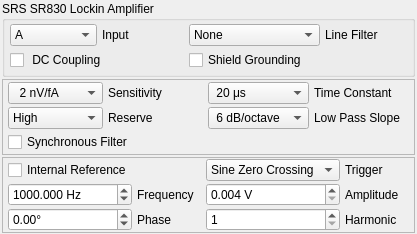
davidgrier/QInstrument, file SR830Widget.ui: the form before one commit.
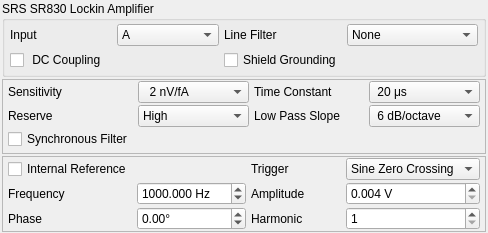
The form after the commit.

Commit message: Apply GUI standards

```diff
--- a/SR830Widget.ui
+++ b/SR830Widget.ui
@@ -6,8 +6,8 @@
    <rect>
     <x>0</x>
     <y>0</y>
-    <width>417</width>
-    <height>234</height>
+    <width>488</width>
+    <height>233</height>
    </rect>
   </property>
   <property name="windowTitle">
@@ -54,6 +54,26 @@
        <number>2</number>
       </property>
       <item row="0" column="0">
+       <widget class="QLabel" name="input_configurationLabel">
+        <property name="text">
+         <string>Input</string>
+        </property>
+        <property name="buddy">
+         <cstring>input_configuration</cstring>
+        </property>
+       </widget>
+      </item>
+      <item row="0" column="2">
+       <widget class="QLabel" name="line_filterLabel">
+        <property name="text">
+         <string>Line Filter</string>
+        </property>
+        <property name="buddy">
+         <cstring>line_filter</cstring>
+        </property>
+       </widget>
+      </item>
+      <item row="0" column="1">
        <widget class="QComboBox" name="input_configuration">
         <item>
          <property name="text">
@@ -78,26 +98,6 @@
        </widget>
       </item>
       <item row="0" column="3">
-       <widget class="QLabel" name="line_filterLabel">
-        <property name="text">
-         <string>Line Filter</string>
-        </property>
-        <property name="buddy">
-         <cstring>line_filter</cstring>
-        </property>
-       </widget>
-      </item>
-      <item row="0" column="1">
-       <widget class="QLabel" name="input_configurationLabel">
-        <property name="text">
-         <string>Input</string>
-        </property>
-        <property name="buddy">
-         <cstring>input_configuration</cstring>
-        </property>
-       </widget>
-      </item>
-      <item row="0" column="2">
        <widget class="QComboBox" name="line_filter">
         <item>
          <property name="text">
@@ -121,7 +121,7 @@
         </item>
        </widget>
       </item>
-      <item row="1" column="0" colspan="2">
+      <item row="1" column="0">
        <widget class="QCheckBox" name="dc_coupling">
         <property name="text">
          <string> DC Coupling</string>
@@ -165,77 +165,17 @@
       <property name="verticalSpacing">
        <number>2</number>
       </property>
-      <item row="3" column="2">
-       <widget class="QComboBox" name="low_pass_slope">
-        <item>
-         <property name="text">
-          <string> 6 dB/octave</string>
-         </property>
-        </item>
-        <item>
-         <property name="text">
-          <string>12 dB/octave</string>
-         </property>
-        </item>
-        <item>
-         <property name="text">
-          <string>18 dB/octave</string>
-         </property>
-        </item>
-        <item>
-         <property name="text">
-          <string>24 dB/octave</string>
-         </property>
-        </item>
-       </widget>
-      </item>
-      <item row="3" column="1">
-       <widget class="QLabel" name="dynamic_reserveLabel">
-        <property name="text">
-         <string>Reserve</string>
-        </property>
-        <property name="buddy">
-         <cstring>dynamic_reserve</cstring>
-        </property>
-       </widget>
-      </item>
-      <item row="4" column="0" colspan="3">
-       <widget class="QCheckBox" name="synchronous_filter">
-        <property name="text">
-         <string>Synchronous Filter</string>
-        </property>
-       </widget>
-      </item>
-      <item row="3" column="3">
-       <widget class="QLabel" name="low_pass_slopeLabel">
-        <property name="text">
-         <string>Low Pass Slope</string>
-        </property>
-        <property name="buddy">
-         <cstring>low_pass_slope</cstring>
-        </property>
-       </widget>
-      </item>
-      <item row="3" column="0">
-       <widget class="QComboBox" name="dynamic_reserve">
-        <item>
-         <property name="text">
-          <string>High</string>
-         </property>
-        </item>
-        <item>
-         <property name="text">
-          <string>Normal</string>
-         </property>
-        </item>
-        <item>
-         <property name="text">
-          <string>Low Noise</string>
-         </property>
-        </item>
-       </widget>
-      </item>
       <item row="0" column="0">
+       <widget class="QLabel" name="sensitivityLabel">
+        <property name="text">
+         <string>Sensitivity</string>
+        </property>
+        <property name="buddy">
+         <cstring>sensitivity</cstring>
+        </property>
+       </widget>
+      </item>
+      <item row="0" column="1">
        <widget class="QComboBox" name="sensitivity">
         <item>
          <property name="text">
@@ -374,17 +314,17 @@
         </item>
        </widget>
       </item>
-      <item row="0" column="1">
-       <widget class="QLabel" name="sensitivityLabel">
+      <item row="0" column="2">
+       <widget class="QLabel" name="time_constantLabel">
         <property name="text">
-         <string>Sensitivity</string>
+         <string>Time Constant</string>
         </property>
         <property name="buddy">
          <cstring>sensitivity</cstring>
         </property>
        </widget>
       </item>
-      <item row="0" column="2">
+      <item row="0" column="3">
        <widget class="QComboBox" name="time_constant">
         <item>
          <property name="text">
@@ -488,13 +428,73 @@
         </item>
        </widget>
       </item>
-      <item row="0" column="3">
-       <widget class="QLabel" name="time_constantLabel">
+      <item row="1" column="0">
+       <widget class="QLabel" name="dynamic_reserveLabel">
         <property name="text">
-         <string>Time Constant</string>
+         <string>Reserve</string>
         </property>
         <property name="buddy">
-         <cstring>time_constant</cstring>
+         <cstring>dynamic_reserve</cstring>
+        </property>
+       </widget>
+      </item>
+      <item row="1" column="1">
+       <widget class="QComboBox" name="dynamic_reserve">
+        <item>
+         <property name="text">
+          <string>High</string>
+         </property>
+        </item>
+        <item>
+         <property name="text">
+          <string>Normal</string>
+         </property>
+        </item>
+        <item>
+         <property name="text">
+          <string>Low Noise</string>
+         </property>
+        </item>
+       </widget>
+      </item>
+      <item row="1" column="2">
+       <widget class="QLabel" name="low_pass_slopeLabel">
+        <property name="text">
+         <string>Low Pass Slope</string>
+        </property>
+        <property name="buddy">
+         <cstring>low_pass_slope</cstring>
+        </property>
+       </widget>
+      </item>
+      <item row="1" column="3">
+       <widget class="QComboBox" name="low_pass_slope">
+        <item>
+         <property name="text">
+          <string> 6 dB/octave</string>
+         </property>
+        </item>
+        <item>
+         <property name="text">
+          <string>12 dB/octave</string>
+         </property>
+        </item>
+        <item>
+         <property name="text">
+          <string>18 dB/octave</string>
+         </property>
+        </item>
+        <item>
+         <property name="text">
+          <string>24 dB/octave</string>
+         </property>
+        </item>
+       </widget>
+      </item>
+      <item row="2" column="0">
+       <widget class="QCheckBox" name="synchronous_filter">
+        <property name="text">
+         <string>Synchronous Filter</string>
         </property>
        </widget>
       </item>
@@ -529,6 +529,45 @@
        <number>2</number>
       </property>
       <item row="0" column="2">
+       <widget class="QLabel" name="reference_triggerLabel">
+        <property name="text">
+         <string>Trigger</string>
+        </property>
+        <property name="buddy">
+         <cstring>reference_trigger</cstring>
+        </property>
+       </widget>
+      </item>
+      <item row="0" column="0">
+       <widget class="QCheckBox" name="internal_reference">
+        <property name="text">
+         <string>Internal Reference</string>
+        </property>
+        <property name="checkable">
+         <bool>true</bool>
+        </property>
+       </widget>
+      </item>
+      <item row="1" column="3">
+       <widget class="QDoubleSpinBox" name="amplitude">
+        <property name="suffix">
+         <string> V</string>
+        </property>
+        <property name="decimals">
+         <number>3</number>
+        </property>
+        <property name="minimum">
+         <double>0.004000000000000</double>
+        </property>
+        <property name="maximum">
+         <double>4.000000000000000</double>
+        </property>
+        <property name="singleStep">
+         <double>0.002000000000000</double>
+        </property>
+       </widget>
+      </item>
+      <item row="0" column="3">
        <widget class="QComboBox" name="reference_trigger">
         <item>
          <property name="text">
@@ -547,17 +586,17 @@
         </item>
        </widget>
       </item>
-      <item row="0" column="3">
-       <widget class="QLabel" name="reference_triggerLabel">
+      <item row="1" column="2">
+       <widget class="QLabel" name="amplitudeLabel">
         <property name="text">
-         <string>Trigger</string>
+         <string>Amplitude</string>
         </property>
         <property name="buddy">
          <cstring>reference_trigger</cstring>
         </property>
        </widget>
       </item>
-      <item row="1" column="0">
+      <item row="1" column="1">
        <widget class="QDoubleSpinBox" name="frequency">
         <property name="suffix">
          <string> Hz</string>
@@ -576,7 +615,7 @@
         </property>
        </widget>
       </item>
-      <item row="1" column="1">
+      <item row="1" column="0">
        <widget class="QLabel" name="frequencyLabel">
         <property name="text">
          <string>Frequency</string>
@@ -586,36 +625,17 @@
         </property>
        </widget>
       </item>
-      <item row="1" column="2">
-       <widget class="QDoubleSpinBox" name="amplitude">
-        <property name="suffix">
-         <string> V</string>
-        </property>
-        <property name="decimals">
-         <number>3</number>
-        </property>
-        <property name="minimum">
-         <double>0.004000000000000</double>
-        </property>
-        <property name="maximum">
-         <double>4.000000000000000</double>
-        </property>
-        <property name="singleStep">
-         <double>0.002000000000000</double>
-        </property>
-       </widget>
-      </item>
-      <item row="1" column="3">
-       <widget class="QLabel" name="amplitudeLabel">
+      <item row="3" column="0">
+       <widget class="QLabel" name="phase_label">
         <property name="text">
-         <string>Amplitude</string>
+         <string>Phase</string>
         </property>
         <property name="buddy">
          <cstring>amplitude</cstring>
         </property>
        </widget>
       </item>
-      <item row="2" column="0">
+      <item row="3" column="1">
        <widget class="QDoubleSpinBox" name="phase">
         <property name="suffix">
          <string>°</string>
@@ -628,27 +648,7 @@
         </property>
        </widget>
       </item>
-      <item row="2" column="1">
-       <widget class="QLabel" name="phase_label">
-        <property name="text">
-         <string>Phase</string>
-        </property>
-        <property name="buddy">
-         <cstring>phase</cstring>
-        </property>
-       </widget>
-      </item>
-      <item row="2" column="2">
-       <widget class="QSpinBox" name="harmonic">
-        <property name="minimum">
-         <number>1</number>
-        </property>
-        <property name="maximum">
-         <number>20000</number>
-        </property>
-       </widget>
-      </item>
-      <item row="2" column="3">
+      <item row="3" column="2">
        <widget class="QLabel" name="harmonicLabel">
         <property name="text">
          <string>Harmonic</string>
@@ -658,13 +658,13 @@
         </property>
        </widget>
       </item>
-      <item row="0" column="0">
-       <widget class="QCheckBox" name="internal_reference">
-        <property name="text">
-         <string>Internal Reference</string>
+      <item row="3" column="3">
+       <widget class="QSpinBox" name="harmonic">
+        <property name="minimum">
+         <number>1</number>
         </property>
-        <property name="checkable">
-         <bool>true</bool>
+        <property name="maximum">
+         <number>20000</number>
         </property>
        </widget>
       </item>
```
Left out of the diff: 23 changed lines with no effect on the pictures. The commit also changes 1 other file.
